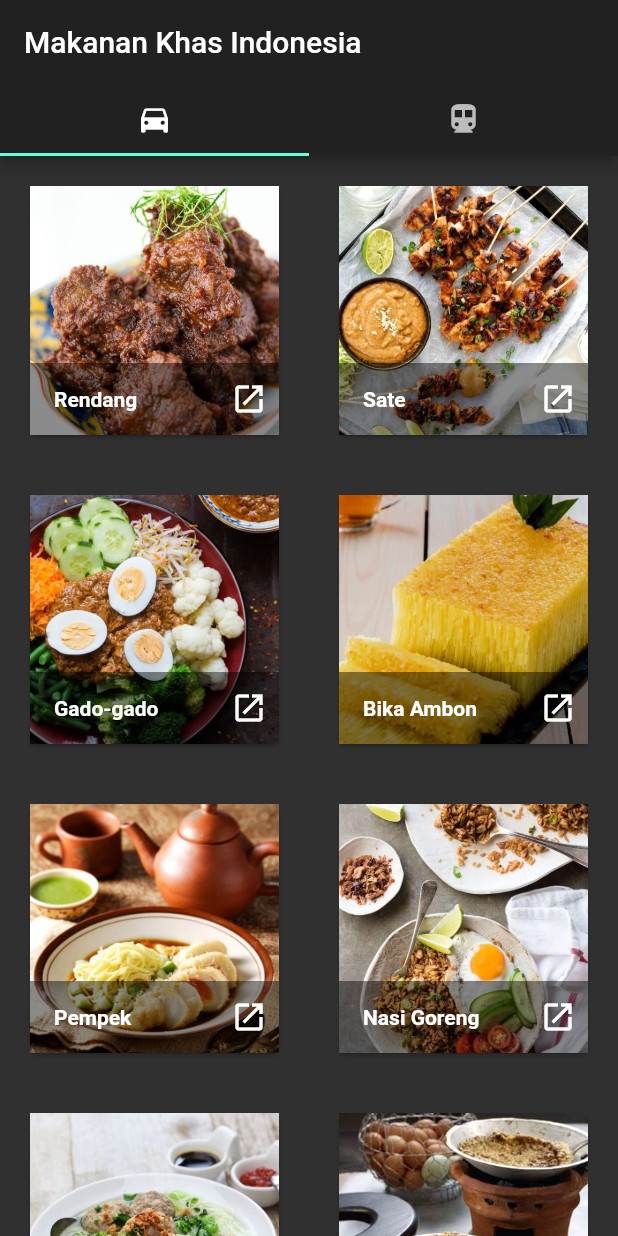
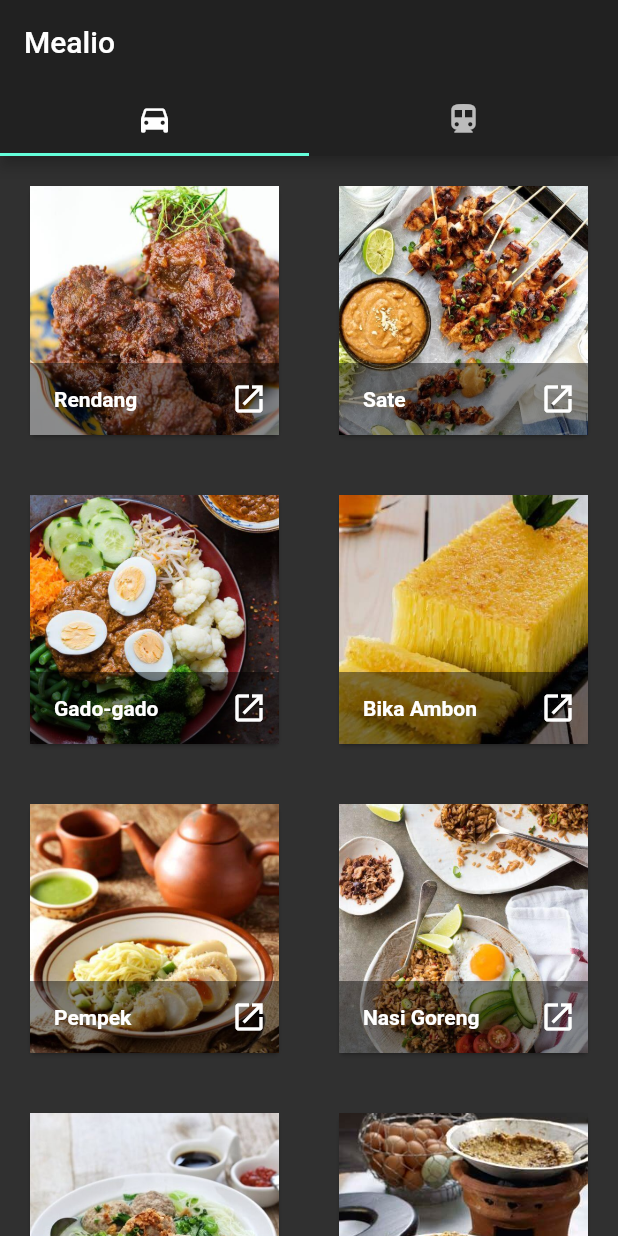
Before and after one commit to devararishivian/mealio, a Flutter app: the screen it shows after launch, on a phone screen of 412 x 824 dp. Run offline on Flutter 3.47's test engine with Material 2 defaults, Android fonts, the phone set to English and light mode, and no system bars.

```diff
--- a/lib/food_page.dart
+++ b/lib/food_page.dart
@@ -2,7 +2,7 @@ import 'package:flutter/material.dart';
 import 'food_detail_page.dart';
 import 'food_list.dart';
 
-String mainTitle = 'Makanan Khas Indonesia';
+String mainTitle = 'Mealio';
 
 class FoodPage extends StatelessWidget {
   const FoodPage({
--- a/lib/main.dart
+++ b/lib/main.dart
@@ -1,11 +1,11 @@
 import 'package:flutter/material.dart';
 import 'food_page.dart';
 
-void main() => runApp(MakananKhasIndoApp());
+void main() => runApp(MealioApp());
 
-String mainTitle = 'Makanan Khas Indonesia';
+String mainTitle = 'Mealio';
 
-class MakananKhasIndoApp extends StatelessWidget {
+class MealioApp extends StatelessWidget {
   @override
   Widget build(BuildContext context) {
     return MaterialApp(
```
